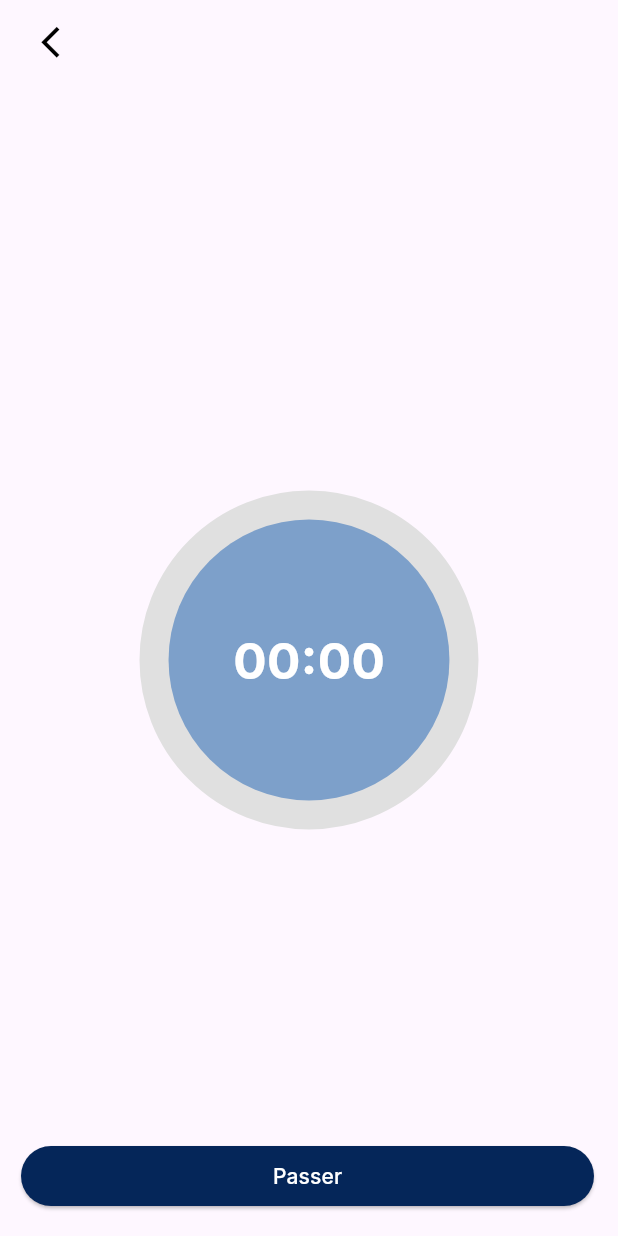
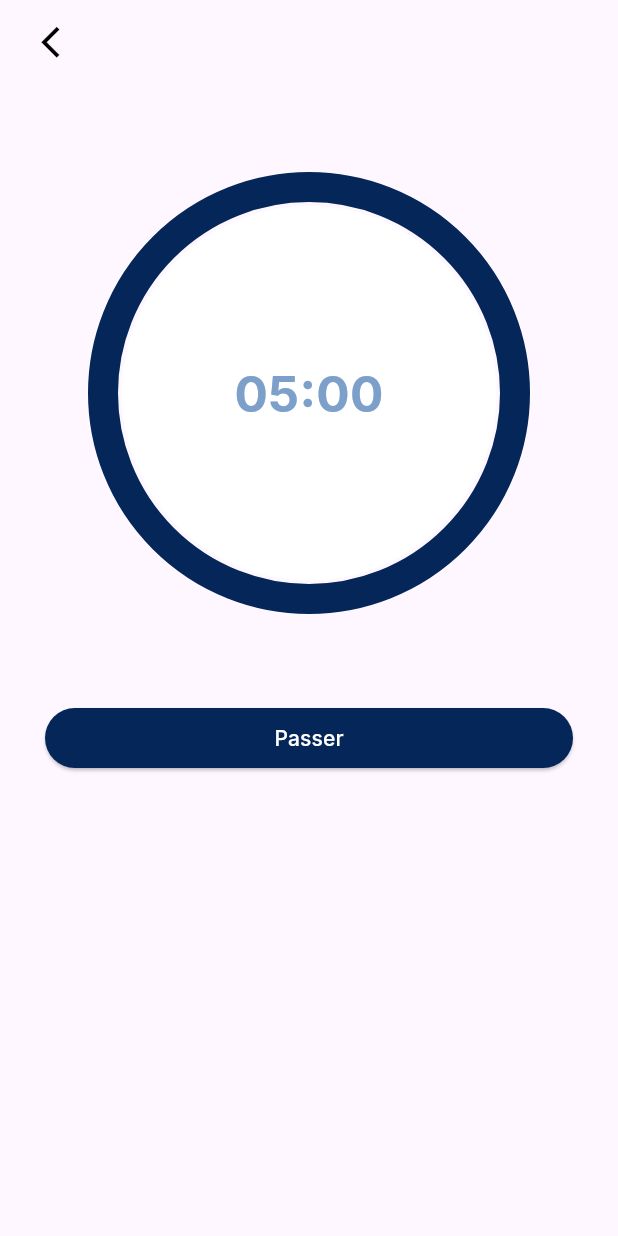
Before and after one commit to BaptisteGosselet/my_fit_buddy_front, a Flutter app: the TimerPage screen opened by its route, on a phone screen of 412 x 824 dp. Run offline on Flutter 3.47's test engine with Material 3 defaults, Android fonts, the phone set to English and light mode, and no system bars; drawn by our look-alikes of circular_countdown_timer; our stand-ins replace another_flutter_splash_screen, dio, flutter_secure_storage, go_router, google_fonts; accounts and stored records are empty; generated files the repository leaves out were written again.

Commit message:
✨ Implementation Timer

```diff
--- a/lib/views/pages/live_session_pages/timer_page.dart
+++ b/lib/views/pages/live_session_pages/timer_page.dart
@@ -13,7 +13,7 @@ class TimerPage extends StatefulWidget {
 }
 
 class _TimerPageState extends State<TimerPage> {
-  final int _duration = 120;
+  final int _duration = 300;
   final CountDownController _controller = CountDownController();
 
   @override
@@ -28,7 +28,9 @@ class _TimerPageState extends State<TimerPage> {
             ),
       ),
       body: Center(
-        child: CircularCountDownTimer(
+        child: Column(
+          children: [
+            CircularCountDownTimer(
               // Countdown duration in Seconds.
               duration: _duration,
 
@@ -39,25 +41,26 @@ class _TimerPageState extends State<TimerPage> {
               controller: _controller,
 
               // Width of the Countdown Widget.
-          width: MediaQuery.of(context).size.width / 2,
+              width: MediaQuery.of(context).size.width / 1.5,
 
               // Height of the Countdown Widget.
               height: MediaQuery.of(context).size.height / 2,
 
               // Ring Color for Countdown Widget.
-          ringColor: Colors.grey[300]!,
+              ringColor: fitBlueDark,
 
               // Ring Gradient for Countdown Widget.
               ringGradient: null,
 
+
               // Filling Color for Countdown Widget.
-          fillColor: fitBlueDark,
+              fillColor: fitBlueMiddle,
 
               // Filling Gradient for Countdown Widget.
               fillGradient: null,
 
               // Background Color for Countdown Widget.
-          backgroundColor: fitBlueMiddle,
+              backgroundColor: Colors.white,
 
               // Background Gradient for Countdown Widget.
               backgroundGradient: null,
@@ -71,7 +74,7 @@ class _TimerPageState extends State<TimerPage> {
               // Text Style for Countdown Text.
               textStyle: const TextStyle(
                 fontSize: 33.0,
-            color: Colors.white,
+                color: fitBlueMiddle,
                 fontWeight: FontWeight.bold,
               ),
 
@@ -79,7 +82,7 @@ class _TimerPageState extends State<TimerPage> {
               textFormat: CountdownTextFormat.MM_SS,
 
               // Handles Countdown Timer (true for Reverse Countdown (max to 0), false for Forward Countdown (0 to max)).
-          isReverse: false,
+              isReverse: true,
 
               // Handles Animation Direction (true for Reverse Animation, false for Forward Animation).
               isReverseAnimation: false,
@@ -99,6 +102,7 @@ class _TimerPageState extends State<TimerPage> {
               // This Callback will execute when the Countdown Ends.
               onComplete: () {
                 // Here, do whatever you want
+                context.goNamed('home');
                 debugPrint('Countdown Ended');
               },
 
@@ -118,8 +122,7 @@ class _TimerPageState extends State<TimerPage> {
                 debugPrint('Countdown Changed $timeStamp');
               },
             ),
-      ),
-      floatingActionButton: Row(
+              Row(
                 mainAxisAlignment: MainAxisAlignment.center,
                 children: [
                   const SizedBox(
@@ -129,7 +132,13 @@ class _TimerPageState extends State<TimerPage> {
                     title: "Passer",
                     onPressed: () => context.goNamed('home'),
                   ),
+                  const SizedBox(
+                    width: 30,
+                  ),
                 ],
+              ),
+          ],
+        ),
       ),
     );
   }
```
Lines whose indentation alone changed are shown as unchanged.
